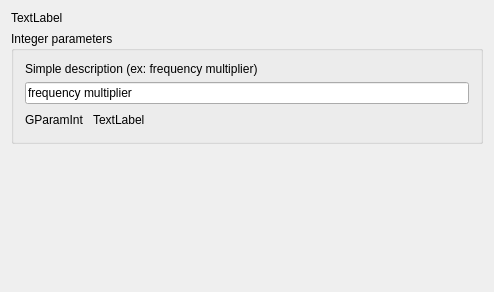
Above: Deployement/UserPluginWizard/GParametersPage.ui from GaelReinaudi/LabExe before the change. Below: the same form after it.
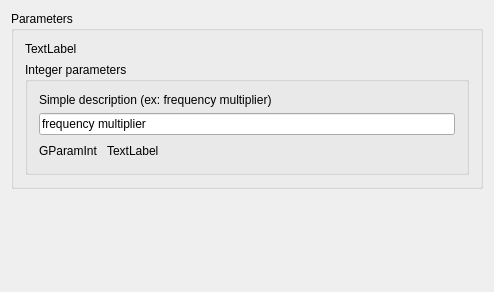
That is the form after the change.

What changed in the file:
```diff
--- a/Deployement/UserPluginWizard/GParametersPage.ui
+++ b/Deployement/UserPluginWizard/GParametersPage.ui
@@ -15,6 +15,12 @@
   </property>
   <layout class="QVBoxLayout" name="verticalLayout">
    <item>
+    <widget class="QGroupBox" name="groupBox_2">
+     <property name="title">
+      <string>Parameters</string>
+     </property>
+     <layout class="QVBoxLayout" name="verticalLayout_3">
+      <item>
     <widget class="QLabel" name="pTopLabel">
      <property name="text">
       <string>TextLabel</string>
@@ -82,6 +88,13 @@
        </layout>
       </item>
      </layout>
+       </widget>
+      </item>
+     </layout>
+     <zorder>pTopLabel</zorder>
+     <zorder>pTopLabel</zorder>
+     <zorder>pTopLabel</zorder>
+     <zorder>groupBox</zorder>
     </widget>
    </item>
    <item>
```
Lines whose indentation alone changed are shown as unchanged.
